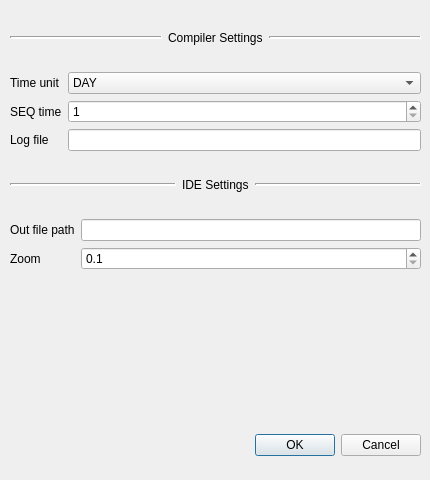
Qt form gui/ui/setting_dialog.ui (zypangpang/FFML_Compiler) before a commit.
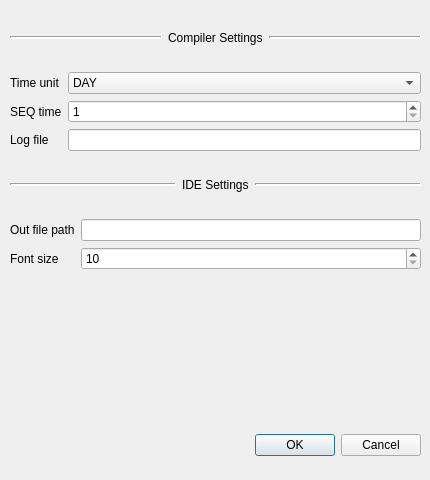
The same form after that commit.

Commit message: add font setting and syntax highlighting

```diff
--- a/gui/ui/setting_dialog.ui
+++ b/gui/ui/setting_dialog.ui
@@ -219,23 +219,7 @@
       <item row="2" column="0">
        <widget class="QLabel" name="bg_label_7">
         <property name="text">
-         <string>Zoom</string>
-        </property>
-       </widget>
-      </item>
-      <item row="2" column="1">
-       <widget class="QDoubleSpinBox" name="zoom_factor_box">
-        <property name="decimals">
-         <number>1</number>
-        </property>
-        <property name="minimum">
-         <double>0.100000000000000</double>
-        </property>
-        <property name="maximum">
-         <double>2.000000000000000</double>
-        </property>
-        <property name="singleStep">
-         <double>0.100000000000000</double>
+         <string>Font size</string>
         </property>
        </widget>
       </item>
@@ -249,6 +233,16 @@
         </property>
        </widget>
       </item>
+      <item row="2" column="1">
+       <widget class="QSpinBox" name="font_size_box">
+        <property name="minimum">
+         <number>10</number>
+        </property>
+        <property name="maximum">
+         <number>50</number>
+        </property>
+       </widget>
+      </item>
      </layout>
     </item>
    </layout>
```
The commit also changes 7 other files.
